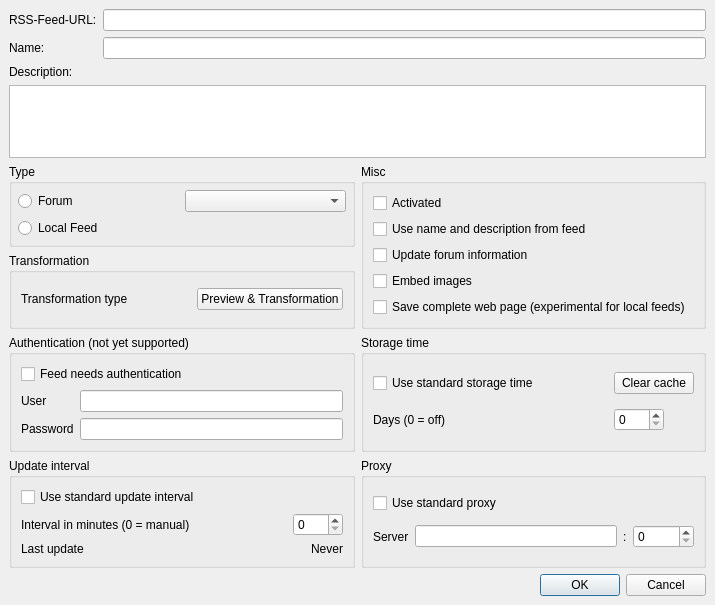
Above: plugins/FeedReader/gui/AddFeedDialog.ui from RetroShare/RetroShare before the change. Below: the same form after it.
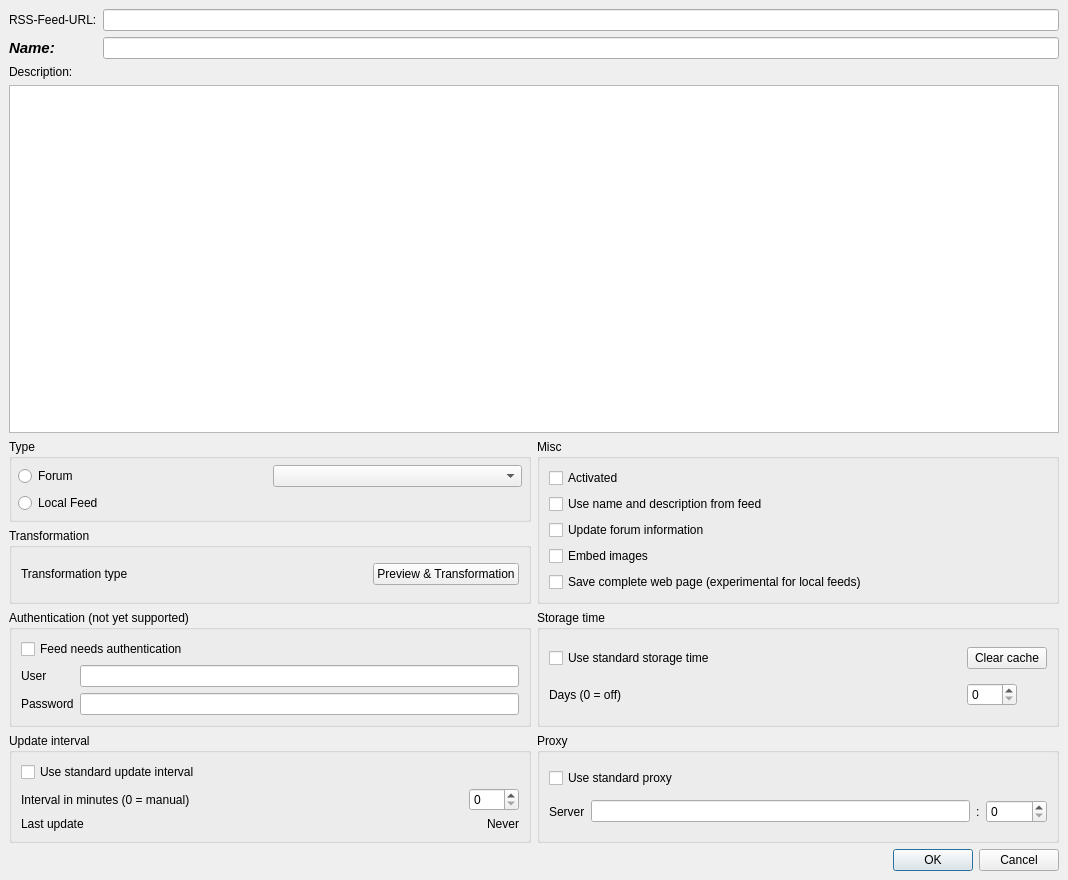
That is the form after the change. Icons and pictures are not drawn. Custom widgets are drawn as their Qt base class.

```diff
--- a/plugins/FeedReader/gui/AddFeedDialog.ui
+++ b/plugins/FeedReader/gui/AddFeedDialog.ui
@@ -6,8 +6,8 @@
    <rect>
     <x>0</x>
     <y>0</y>
-    <width>715</width>
-    <height>605</height>
+    <width>1068</width>
+    <height>880</height>
    </rect>
   </property>
   <property name="windowTitle">
@@ -306,6 +306,14 @@
         </item>
         <item row="1" column="0">
          <widget class="QLabel" name="nameLabel">
+          <property name="font">
+           <font>
+            <pointsize>11</pointsize>
+            <weight>75</weight>
+            <italic>true</italic>
+            <bold>true</bold>
+           </font>
+          </property>
           <property name="text">
            <string>Name:</string>
           </property>
@@ -405,6 +413,11 @@
    <header>gui/common/HeaderFrame.h</header>
    <container>1</container>
   </customwidget>
+  <customwidget>
+   <class>RSComboBox</class>
+   <extends>QComboBox</extends>
+   <header>gui/common/RSComboBox.h</header>
+  </customwidget>
  </customwidgets>
  <tabstops>
   <tabstop>urlLineEdit</tabstop>
```
Left out of the diff: 6 changed lines with no effect on the pictures.
